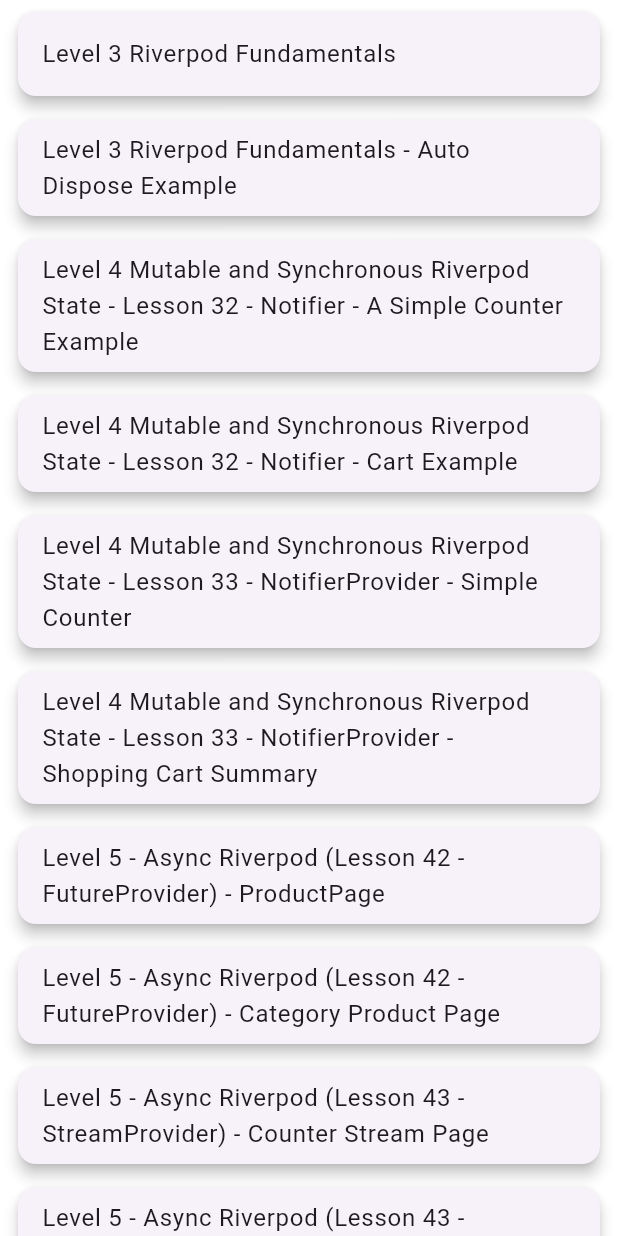
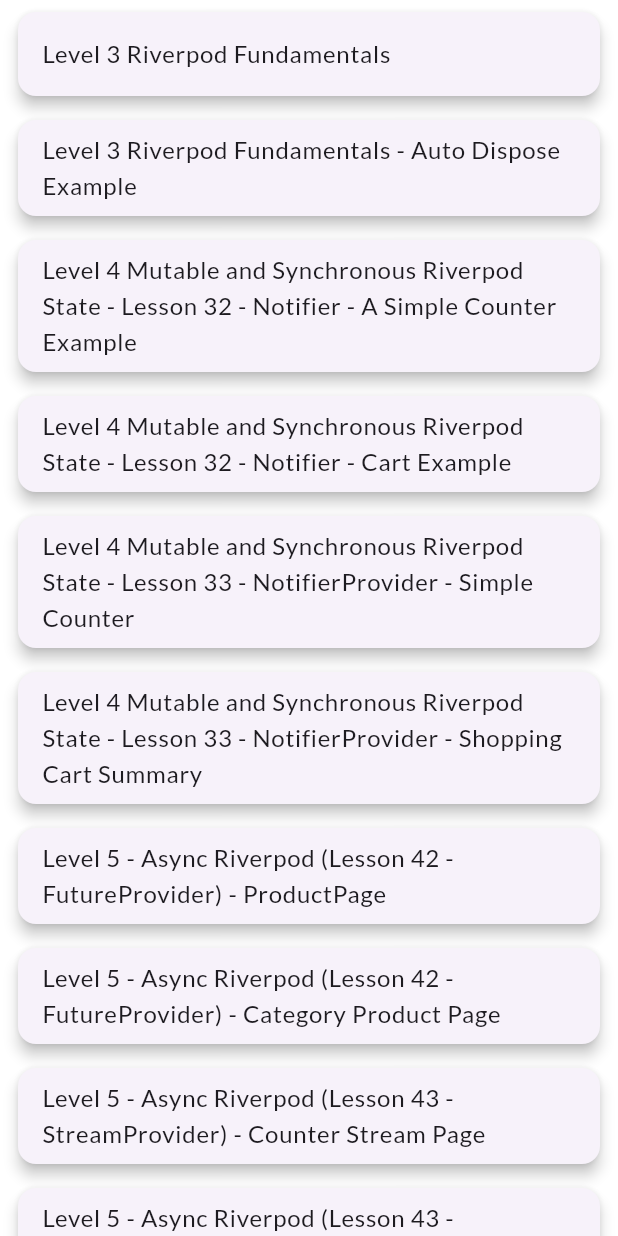
Before and after one commit to sabbirhasaann/flutter_riverpod_pk, a Flutter app: the Home screen opened directly, on a phone screen of 412 x 824 dp. Run offline on Flutter 3.47's test engine with Material 3 defaults, Android fonts, the phone set to English and light mode, and no system bars; our stand-ins replace flutter_riverpod.

Commit message:
Use local font

```diff
--- a/lib/app/my_app.dart
+++ b/lib/app/my_app.dart
@@ -3,6 +3,7 @@
 import 'package:flutter_riverpod_pk/LEVEL%203%20-%20Riverpod%20Fundamentals/Lesson%2028%20-%20Provider%20Lifecycle/auto_dispose_example.dart';
 import 'package:flutter_riverpod_pk/Level%204%20-%20Mutable%20and%20Synchronous%20Riverpod%20State/Lesson%2032%20-%20Notifier/Cart%20Example/cart_example.dart';
 import 'package:flutter_riverpod_pk/Level%204%20-%20Mutable%20and%20Synchronous%20Riverpod%20State/Lesson%2032%20-%20Notifier/Simple%20Counter/a_simple_counter_example.dart';
+import 'package:flutter_riverpod_pk/features/auth2/presentation/widgets/auth_gate.dart';
 
 import '../Level 4 - Mutable and Synchronous Riverpod State/Lesson 33 - Notifier Provider/Shopping Cart/cart_summary.dart';
 import '../Level 4 - Mutable and Synchronous Riverpod State/Lesson 33 - Notifier Provider/Simple Counter/counter_page.dart';
@@ -10,6 +11,11 @@
 import '../Level 5 - Async Riverpod/Lesson 42 - Future Provider/product_page_fp/product_page.dart';
 import '../Level 5 - Async Riverpod/Lesson 43 - Stream Provider/chat_room/chat_page.dart';
 import '../Level 5 - Async Riverpod/Lesson 43 - Stream Provider/simple_dart_stream/counter_stream_page.dart';
+import '../Level 5 - Async Riverpod/Lesson 44 - AsyncNotifier/async_notifier_product_page.dart';
+import '../Level 5 - Async Riverpod/Lesson 49 - Pagination and Infinite Scrolling/cursor_pagination/cursor_pagination_screen.dart';
+import '../Level 5 - Async Riverpod/Lesson 49 - Pagination and Infinite Scrolling/generation_based_pagination/generation_pagination_screen.dart';
+import '../Level 5 - Async Riverpod/Lesson 49 - Pagination and Infinite Scrolling/offset_pagination/offset_pagination_screen.dart';
+import '../level_6_riverpod_repository_architecture/lesson_56_crud_architecture/crud_architecture_page.dart';
 
 class MyApp extends StatelessWidget {
   const MyApp({super.key});
@@ -18,8 +24,12 @@
   Widget build(BuildContext context) {
     return MaterialApp(
       title: 'Flutter Riverpod',
-      home: Home(),
+      home: AuthGate(),
       debugShowCheckedModeBanner: false,
+      theme: ThemeData(
+        useMaterial3: true,
+        fontFamily: 'Lato',
+      ),
     );
   }
 }
@@ -75,7 +85,35 @@
       {
         'title':
             'Level 5 - Async Riverpod (Lesson 43 - StreamProvider) - Chat Page',
-        'screen': ChatPage(roomId: 101,),
+        'screen': ChatPage(
+          roomId: 101,
+        ),
+      },
+      {
+        'title':
+            'Level 5 - Async Riverpod (Lesson 44 - Async Notiifer) - Async Notifier Product Page',
+        'screen': AsyncNotifierProductPage(),
+      },
+      {
+        'title':
+            'Level 5 - Async Riverpod (Lesson 49 - Pagination and Infinte Scrolling) - ProductPagination',
+        'screen': OffsetPaginationScreen(),
+      },
+      {
+        'title':
+            'Level 5 - Async Riverpod (Lesson 49 - Pagination and Infinte Scrolling) - CursorPaginationScreen',
+        'screen': CursorPaginationScreen(),
+      },
+      {
+        'title':
+            'Level 5 - Async Riverpod (Lesson 49 - Pagination and Infinte Scrolling) - GenerationPaginationScreen',
+        'screen': GenerationPaginationScreen(),
+      },
+
+      {
+        'title':
+            'Level 6 - Repository - Provider Architecture (Lesson 56 - CRUD Architecture)',
+        'screen': CrudArchitecturePage(),
       },
     ];
 
```
